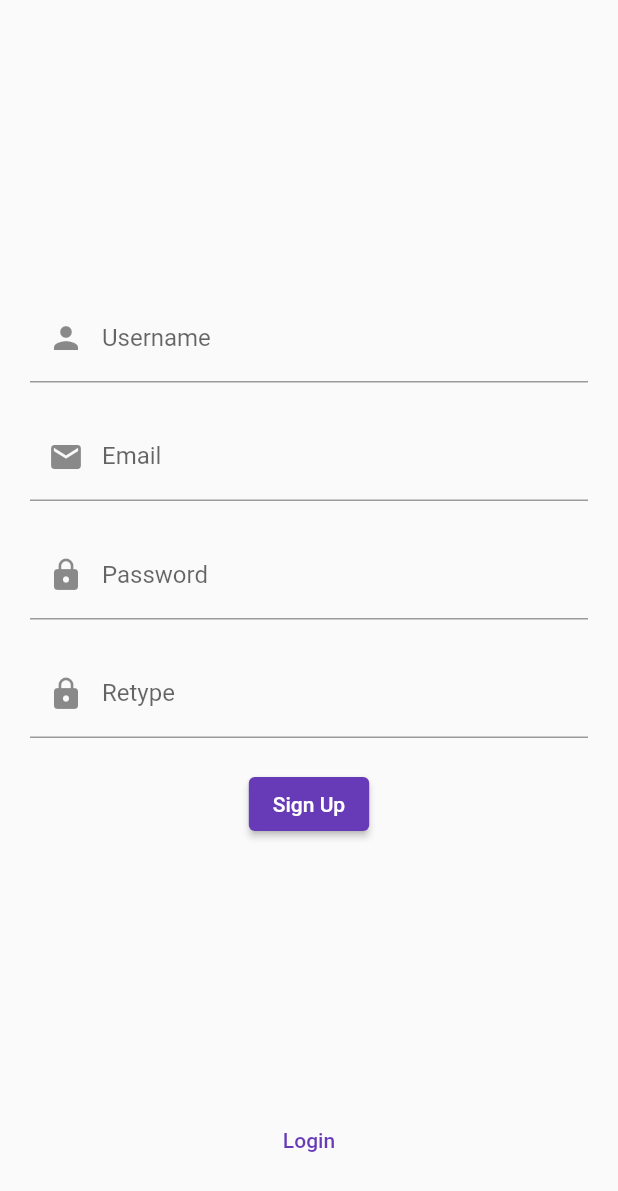
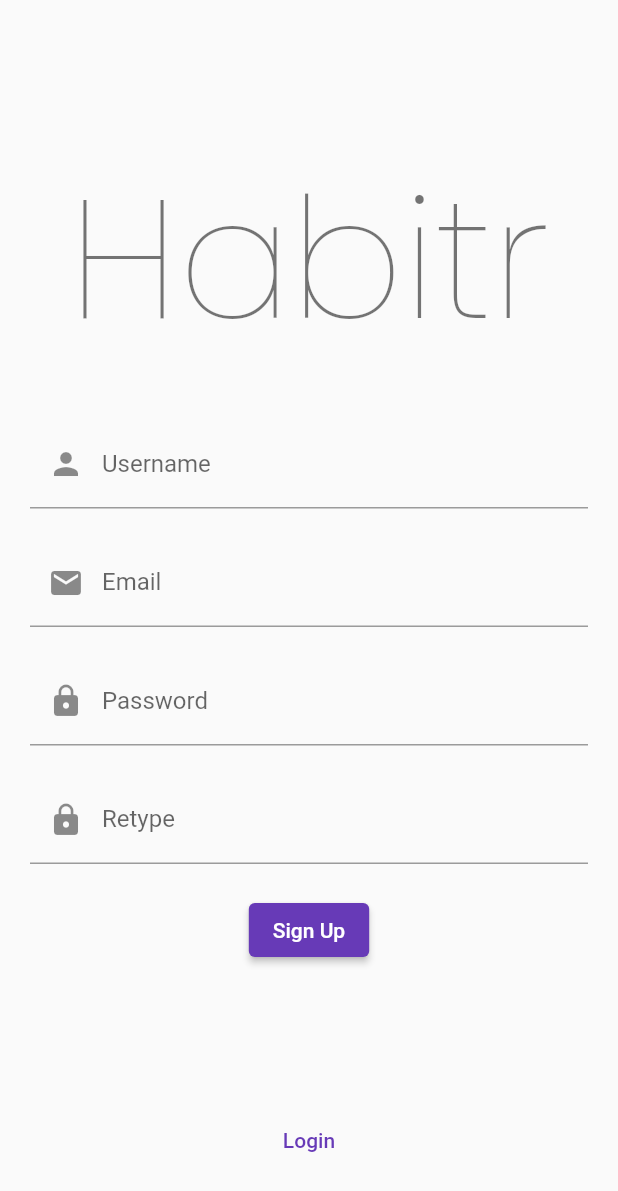
Before and after one commit to dnys1/habitr, a Flutter app: the screen it shows after launch, after a tap on "Login", after a tap on "Sign Up", on a phone screen of 412 x 824 dp. Shown: the top 1191 px of the screen. Run offline on Flutter 3.47's test engine with Material 2 defaults, Android fonts, the phone set to English and light mode, and no system bars; our stand-ins replace bloc, cached_network_image, equatable, flutter_bloc, google_fonts, image_picker; missing offline and left inert: amplify_api, amplify_auth_cognito, amplify_datastore_plugin_interface, amplify_flutter, amplify_storage_s3, gql; accounts and stored records are empty.

Commit message:
Improve UI/UX

```diff
--- a/lib/screens/login/login_screen.dart
+++ b/lib/screens/login/login_screen.dart
@@ -5,6 +5,7 @@ import 'package:habitr/blocs/auth/auth_bloc.dart';
 import 'package:habitr/screens/login/login_viewmodel.dart';
 import 'package:habitr/util/validators.dart';
 import 'package:habitr/widgets/login_with_amazon/login_with_amazon_button.dart';
+import 'package:habitr/widgets/logo/habitr_logo.dart';
 import 'package:provider/provider.dart';
 
 class LoginScreen extends StatelessWidget {
@@ -33,7 +34,11 @@ class _LoginView extends StatelessWidget {
 
   @override
   Widget build(BuildContext context) {
-    return Scaffold(
+    return GestureDetector(
+      onTap: () {
+        FocusScope.of(context).requestFocus(FocusNode());
+      },
+      child: Scaffold(
         body: Center(
           child: Form(
             key: viewModel.formKey,
@@ -42,12 +47,7 @@ class _LoginView extends StatelessWidget {
               child: Column(
                 children: [
                   const Spacer(flex: 3),
-                Text(
-                  'Habitr',
-                  style: GoogleFonts.poppins(
-                    textStyle: Theme.of(context).textTheme.headline1,
-                  ),
-                ),
+                  const HabitrLogo(),
                   const Spacer(),
                   TextFormField(
                     onChanged: viewModel.setUsername,
@@ -90,6 +90,7 @@ class _LoginView extends StatelessWidget {
             ),
           ),
         ),
+      ),
     );
   }
 }
--- a/lib/screens/signup/signup_screen.dart
+++ b/lib/screens/signup/signup_screen.dart
@@ -3,6 +3,7 @@ import 'package:flutter_bloc/flutter_bloc.dart';
 import 'package:habitr/blocs/auth/auth_bloc.dart';
 import 'package:habitr/screens/signup/signup_viewmodel.dart';
 import 'package:habitr/util/validators.dart';
+import 'package:habitr/widgets/logo/habitr_logo.dart';
 import 'package:provider/provider.dart';
 
 class SignupScreen extends StatelessWidget {
@@ -31,7 +32,11 @@ class _SignupView extends StatelessWidget {
 
   @override
   Widget build(BuildContext context) {
-    return Scaffold(
+    return GestureDetector(
+      onTap: () {
+        FocusScope.of(context).requestFocus(FocusNode());
+      },
+      child: Scaffold(
         body: Center(
           child: Form(
             key: viewModel.formKey,
@@ -41,6 +46,8 @@ class _SignupView extends StatelessWidget {
                 mainAxisAlignment: MainAxisAlignment.center,
                 crossAxisAlignment: CrossAxisAlignment.center,
                 children: [
+                  const Spacer(flex: 3),
+                  const HabitrLogo(),
                   const Spacer(),
                   TextFormField(
                     onChanged: viewModel.setUsername,
@@ -73,7 +80,8 @@ class _SignupView extends StatelessWidget {
                   const SizedBox(height: 20),
                   TextFormField(
                     onChanged: viewModel.setPassword,
-                  validator: (String? passwordRetype) => validatePasswordRetype(
+                    validator: (String? passwordRetype) =>
+                        validatePasswordRetype(
                             viewModel.password, passwordRetype),
                     decoration: const InputDecoration(
                       labelText: 'Retype',
@@ -95,7 +103,7 @@ class _SignupView extends StatelessWidget {
                       );
                     },
                   ),
-                const Spacer(),
+                  const Spacer(flex: 4),
                   TextButton(
                     child: const Text('Login'),
                     onPressed: viewModel.goToLogin,
@@ -106,6 +114,7 @@ class _SignupView extends StatelessWidget {
             ),
           ),
         ),
+      ),
     );
   }
 }
--- /dev/null
+++ b/lib/widgets/logo/habitr_logo.dart
@@ -0,0 +1,16 @@
+import 'package:flutter/material.dart';
+import 'package:google_fonts/google_fonts.dart';
+
+class HabitrLogo extends StatelessWidget {
+  const HabitrLogo({Key? key}) : super(key: key);
+
+  @override
+  Widget build(BuildContext context) {
+    return Text(
+      'Habitr',
+      style: GoogleFonts.poppins(
+        textStyle: Theme.of(context).textTheme.headline1,
+      ),
+    );
+  }
+}
```
Also changed, not shown: lib/screens/signup/add_image_screen.dart (+6 -1 lines), lib/screens/signup/verify_screen.dart (+6 -1 lines), lib/screens/user_info/user_info_screen.dart (+4 -4 lines), lib/widgets/user/user_avatar.dart (+6 -1 lines). Lines whose indentation alone changed are shown as unchanged.
